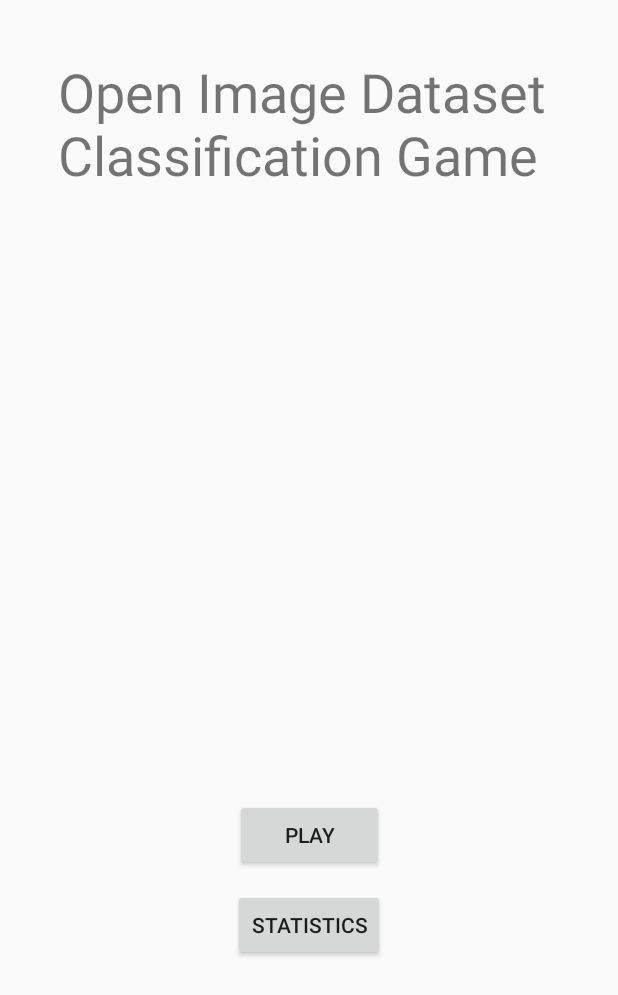
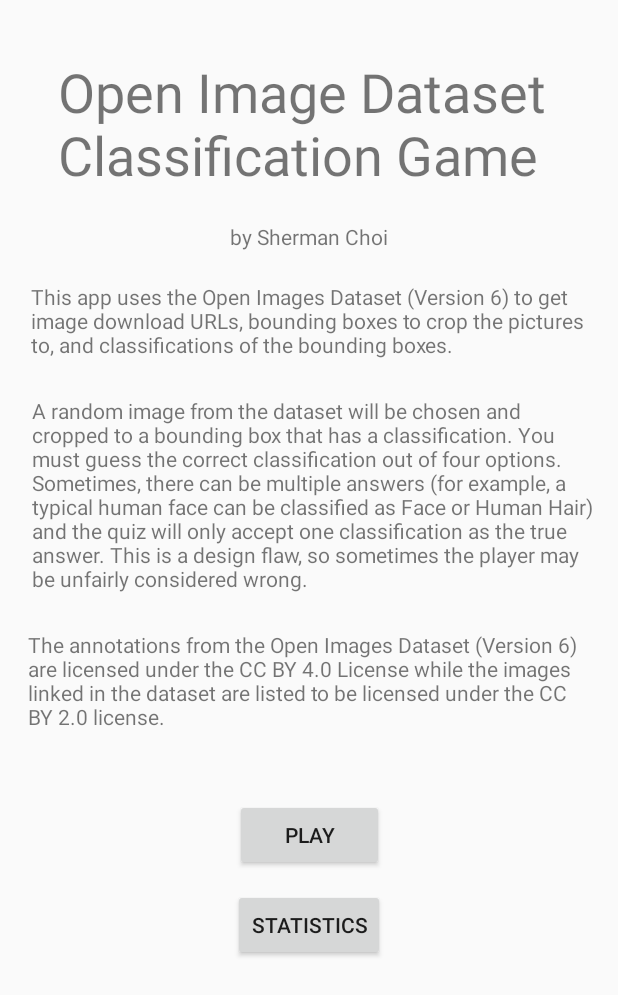
Before and after one commit to SChoiGitHub/AndroidOpenImagesDatasetClassificationGame, an Android app: the screen it shows after launch (MainActivity), on a phone screen of 412 x 824 dp. Shown: the top 995 px of the screen. Run offline under Robolectric (Android 15) with nearby library versions, the phone set to English and light mode, and no system bars.

Commit message:
Licensing + Instructions

```diff
--- a/app/src/main/res/layout/fragment_home.xml
+++ b/app/src/main/res/layout/fragment_home.xml
@@ -37,4 +37,46 @@
         app:layout_constraintEnd_toEndOf="parent"
         app:layout_constraintStart_toStartOf="parent"
         app:layout_constraintTop_toBottomOf="@+id/homeTitle" />
+
+    <TextView
+        android:id="@+id/textCreator"
+        android:layout_width="wrap_content"
+        android:layout_height="wrap_content"
+        android:layout_marginTop="148dp"
+        android:text="by Sherman Choi"
+        app:layout_constraintEnd_toEndOf="parent"
+        app:layout_constraintStart_toStartOf="parent"
+        app:layout_constraintTop_toTopOf="parent" />
+
+    <TextView
+        android:id="@+id/textLicenseDescription"
+        android:layout_width="375dp"
+        android:layout_height="74dp"
+        android:layout_marginTop="420dp"
+        android:text="@string/license_description"
+        app:layout_constraintEnd_toEndOf="parent"
+        app:layout_constraintStart_toStartOf="parent"
+        app:layout_constraintTop_toTopOf="parent" />
+
+    <TextView
+        android:id="@+id/textInstructions"
+        android:layout_width="377dp"
+        android:layout_height="141dp"
+        android:layout_marginTop="264dp"
+        android:text="@string/instructions_description"
+        app:layout_constraintEnd_toEndOf="parent"
+        app:layout_constraintHorizontal_bias="0.617"
+        app:layout_constraintStart_toStartOf="parent"
+        app:layout_constraintTop_toTopOf="parent" />
+
+    <TextView
+        android:id="@+id/textDatasetInformation"
+        android:layout_width="378dp"
+        android:layout_height="58dp"
+        android:layout_marginTop="188dp"
+        android:text="@string/dataset_information"
+        app:layout_constraintEnd_toEndOf="parent"
+        app:layout_constraintHorizontal_bias="0.606"
+        app:layout_constraintStart_toStartOf="parent"
+        app:layout_constraintTop_toTopOf="parent" />
 </androidx.constraintlayout.widget.ConstraintLayout>
--- a/app/src/main/res/values/strings.xml
+++ b/app/src/main/res/values/strings.xml
@@ -8,10 +8,25 @@
     <string name="next">Next</string>
     <string name="previous">Previous</string>
 
-    <string name="hello_first_fragment">Hello first fragment</string>
-    <string name="hello_second_fragment">Hello second fragment. Arg: %1$s</string>
-    <!-- TODO: Remove or change this placeholder text -->
-    <string name="hello_blank_fragment">Hello blank fragment</string>
+    <string name="dataset_information">
+        This app uses the Open Images Dataset (Version 6) to get image download URLs, bounding boxes
+        to crop the pictures to, and classifications of the bounding boxes.
+    </string>
+
+    <string name="instructions_description">
+        A random image from the dataset will be chosen and cropped to a bounding box that
+        has a classification. You must guess the correct classification out of four options.
+        Sometimes, there can be multiple answers (for example, a typical human face can be classified as
+        &quot;Face&quot; or &quot;Human Hair&quot;) and the quiz will only accept one classification as the true answer.
+        This is a design flaw, so sometimes the player may be unfairly considered wrong.
+    </string>
+
+    <string name="license_description">
+        The annotations from the Open Images Dataset (Version 6) are licensed under the CC BY 4.0 License
+        while the images linked in the dataset are listed to be licensed under the CC BY 2.0 license.
+    </string>
+
+
     <string name="quiz_fragment_label">Quiz Fragment</string>
 
     <string name="quiz_option1">Option 1</string>
```
Also changed, not shown: 1 other file.
